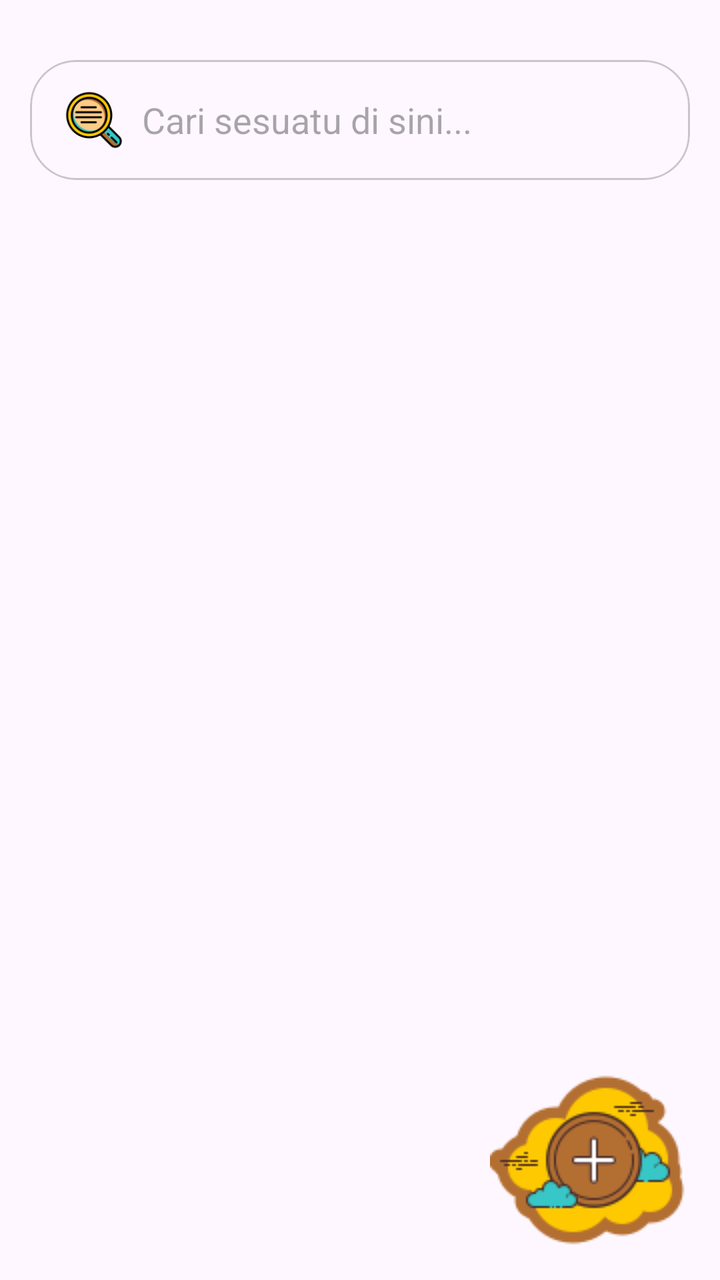
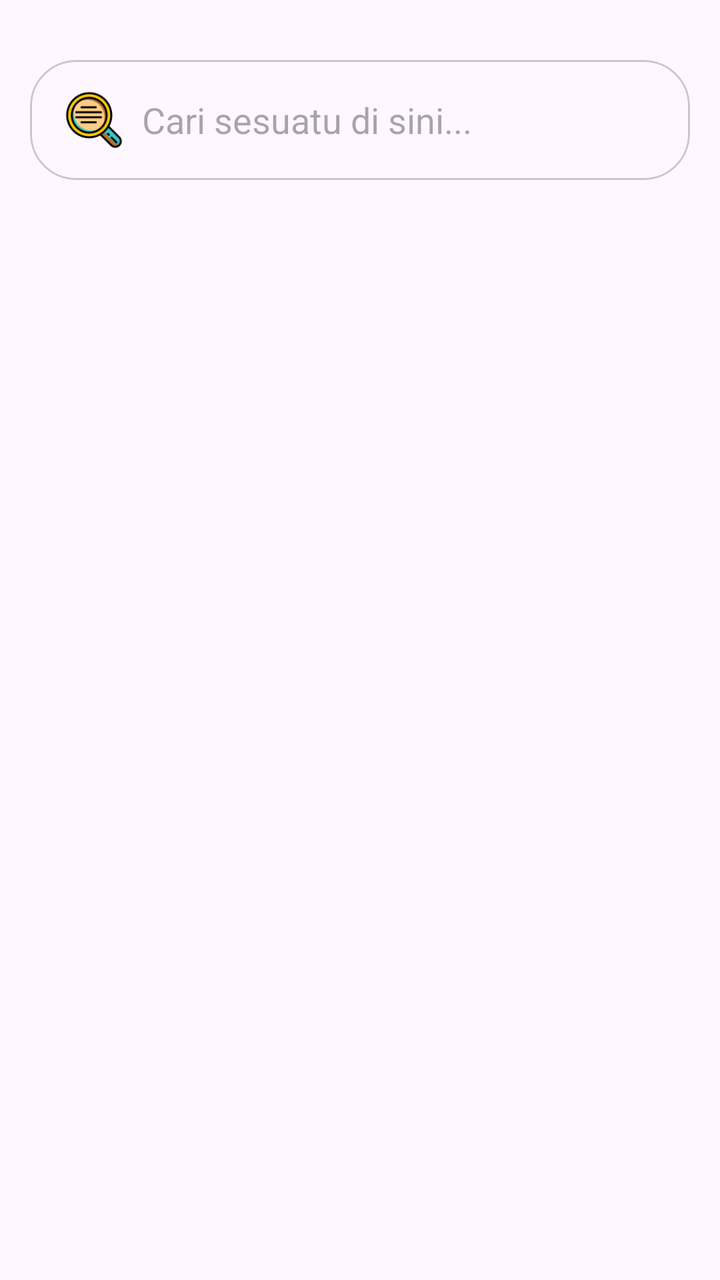

Two renders of the same Android screen: before a commit and after it. Below are the layout's source before the change and the commit's diff.
<!-- AndroidManifest.xml: application theme Theme.ProjekPenjualanHilmi -->
<!-- res/layout/activity_data_laporan_penjualan.xml -->
<?xml version="1.0" encoding="utf-8"?>
<androidx.constraintlayout.widget.ConstraintLayout xmlns:android="http://schemas.android.com/apk/res/android"
    xmlns:app="http://schemas.android.com/apk/res-auto"
    xmlns:tools="http://schemas.android.com/tools"
    android:id="@+id/main"
    android:layout_width="match_parent"
    android:layout_height="match_parent"
    tools:context=".laporan.DataLaporanPenjualan">

    <com.google.android.material.card.MaterialCardView
        android:layout_marginStart="15dp"
        android:layout_marginEnd="15dp"
        android:layout_marginHorizontal="8dp"
        android:layout_marginTop="30dp"
        app:cardCornerRadius="23dp"
        app:layout_constraintTop_toTopOf="parent"
        android:id="@+id/searchDataProduk"
        android:layout_width="match_parent"
        android:layout_height="wrap_content">

        <androidx.appcompat.widget.SearchView
            android:layout_width="match_parent"
            android:layout_height="60dp"
            app:iconifiedByDefault="false"
            app:queryHint="Cari sesuatu di sini..."
            app:queryBackground="@android:color/transparent"
            app:searchIcon="@drawable/img_8" />

    </com.google.android.material.card.MaterialCardView>


    <androidx.recyclerview.widget.RecyclerView
        android:layout_marginTop="30dp"
        app:layout_constraintTop_toBottomOf="@id/searchDataProduk"
        android:id="@+id/rvDataProduk"
        android:layout_width="match_parent"
        android:layout_height="0dp"
        app:layout_constraintBottom_toBottomOf="parent"
        app:layout_constraintEnd_toEndOf="parent"
        app:layout_constraintStart_toStartOf="parent"
        tools:listitem="@layout/layout_item_laporan"/>

    <com.google.android.material.button.MaterialButton
        android:layout_width="wrap_content"
        android:id="@+id/btnTambahProduk"
        android:layout_height="wrap_content"
        android:background="@drawable/img_13"
        app:layout_constraintEnd_toEndOf="parent"
        android:layout_marginBottom="10dp"
        android:layout_marginEnd="15dp"
        app:backgroundTint="@null"
        app:layout_constraintBottom_toBottomOf="parent"/>

</androidx.constraintlayout.widget.ConstraintLayout>
<!-- res/layout/layout_item_laporan.xml (included above) -->
<?xml version="1.0" encoding="utf-8"?>
<com.google.android.material.card.MaterialCardView xmlns:android="http://schemas.android.com/apk/res/android"
    android:layout_width="match_parent"
    android:layout_height="wrap_content"
    xmlns:app="http://schemas.android.com/apk/res-auto"
    xmlns:tools="http://schemas.android.com/tools"
    android:layout_marginStart="30dp"
    app:cardCornerRadius="23dp"
    android:layout_marginEnd="30dp"
    android:layout_marginVertical="6dp">

    <androidx.constraintlayout.widget.ConstraintLayout
        android:layout_width="match_parent"
        android:layout_height="wrap_content"
        android:padding="16dp">

        <com.google.android.material.card.MaterialCardView
            android:layout_width="50dp"
            app:layout_constraintStart_toStartOf="parent"
            android:id="@+id/logoitemlaporan"
            android:layout_height="50dp"
            app:cardCornerRadius="15dp"
            app:layout_constraintTop_toTopOf="parent"
            app:layout_constraintBottom_toBottomOf="parent"
            app:strokeWidth="0dp"
            android:backgroundTint="#b36f32">

            <ImageView
                android:layout_width="30dp"
                android:layout_height="30dp"
                android:layout_gravity="center"
                android:background="@drawable/img_1"/>

        </com.google.android.material.card.MaterialCardView>

        <TextView
            android:layout_width="140dp"
            android:layout_height="wrap_content"
            android:text="Hilmi"
            android:id="@+id/tvItemProduk"
            android:textSize="20sp"
            android:fontFamily="@font/alata"
            android:textColor="@color/black"
            app:layout_constraintStart_toEndOf="@id/logoitemlaporan"
            app:layout_constraintTop_toTopOf="parent"
            android:layout_marginStart="12dp"/>

        <TextView
            android:layout_width="140dp"
            android:layout_height="wrap_content"
            android:text="20.000"
            android:id="@+id/tvHargaProduk"
            android:textSize="20sp"
            android:fontFamily="@font/alata"
            android:textColor="@color/black"
            app:layout_constraintStart_toEndOf="@id/logoitemlaporan"
            app:layout_constraintTop_toTopOf="parent"
            android:layout_marginTop="24dp"
            android:layout_marginStart="12dp"/>
        <com.google.android.material.chip.Chip
            android:id="@+id/chipAktif"
            android:layout_width="wrap_content"
            android:layout_height="56dp"
            android:text="Dikerjakan"
            app:layout_constraintTop_toTopOf="parent"
            app:layout_constraintEnd_toEndOf="parent"
            android:textSize="20sp"
            app:chipIcon="@drawable/lingkaran_dikerjakan"
            app:chipIconSize="10dp"
            app:chipStrokeWidth="1dp"
            app:chipStrokeColor="#D0D0D0"
            app:chipCornerRadius="23dp"/>

    </androidx.constraintlayout.widget.ConstraintLayout>

</com.google.android.material.card.MaterialCardView>
<!-- resources referenced by this layout -->
<resources>
  <color name="black">#FF000000</color>
  <!-- drawable img_1: png bitmap (drawable, 559 bytes) -->
  <!-- drawable img_13: png bitmap (drawable, 5529 bytes) -->
  <!-- drawable img_8: png bitmap (drawable, 4999 bytes) -->
  <!-- drawable lingkaran_dikerjakan (drawable) -->
  <?xml version="1.0" encoding="utf-8"?>
  <shape xmlns:android="http://schemas.android.com/apk/res/android"
      android:shape="oval">
  
      <solid android:color="#FFB200" /> <size
      android:width="100dp"
      android:height="100dp" />
  </shape>
  <style name="Theme.ProjekPenjualanHilmi" parent="Base.Theme.ProjekPenjualanHilmi" />
  <style name="Base.Theme.ProjekPenjualanHilmi" parent="Theme.Material3.Light.NoActionBar">
          
          
      </style>
</resources>

<!-- the commit's change to res/layout/activity_data_laporan_penjualan.xml (unified diff, before → after) -->
@@ -19,6 +19,7 @@
         android:layout_height="wrap_content">
 
         <androidx.appcompat.widget.SearchView
+            android:id="@+id/svLaporan"
             android:layout_width="match_parent"
             android:layout_height="60dp"
             app:iconifiedByDefault="false"
@@ -39,17 +40,6 @@
         app:layout_constraintEnd_toEndOf="parent"
         app:layout_constraintStart_toStartOf="parent"
         tools:listitem="@layout/layout_item_laporan"/>
-
-    <com.google.android.material.button.MaterialButton
-        android:layout_width="wrap_content"
-        android:id="@+id/btnTambahProduk"
-        android:layout_height="wrap_content"
-        android:background="@drawable/img_13"
-        app:layout_constraintEnd_toEndOf="parent"
-        android:layout_marginBottom="10dp"
-        android:layout_marginEnd="15dp"
-        app:backgroundTint="@null"
-        app:layout_constraintBottom_toBottomOf="parent"/>
 
 </androidx.constraintlayout.widget.ConstraintLayout>
 <!-- res/layout/layout_item_laporan.xml (included above) -->
<!-- resource entries referenced after the edit -->
@@ -2,7 +2,6 @@
 <resources>
   <color name="black">#FF000000</color>
   <!-- drawable img_1: png bitmap (drawable, 559 bytes) -->
-  <!-- drawable img_13: png bitmap (drawable, 5529 bytes) -->
   <!-- drawable img_8: png bitmap (drawable, 4999 bytes) -->
   <!-- drawable lingkaran_dikerjakan (drawable) -->
   <?xml version="1.0" encoding="utf-8"?>
